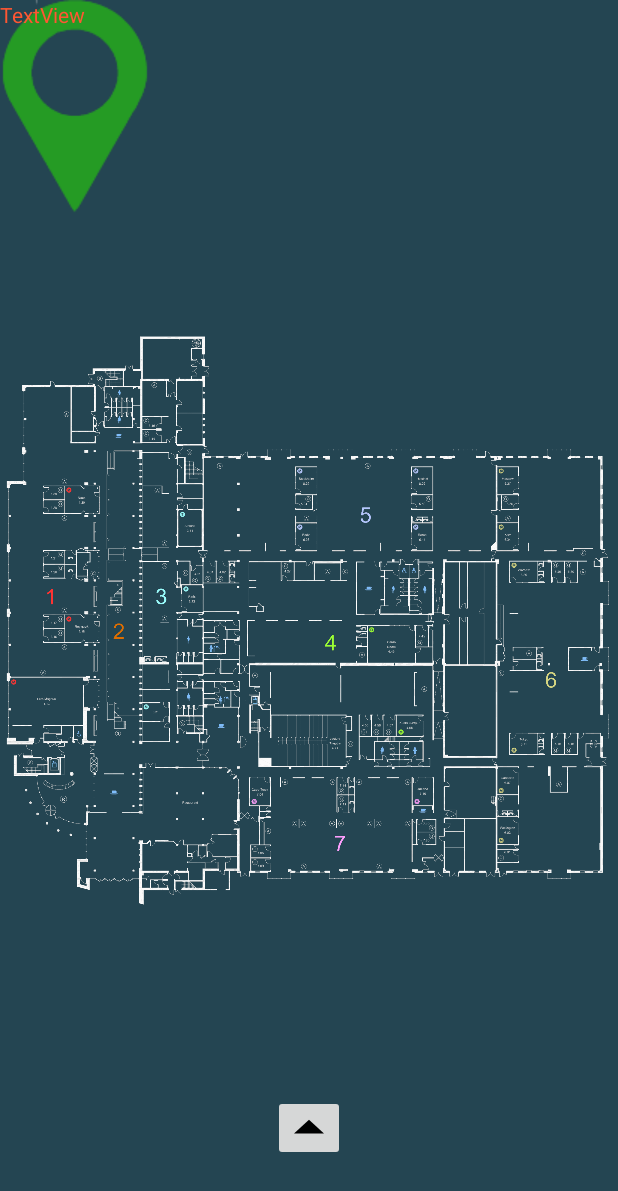
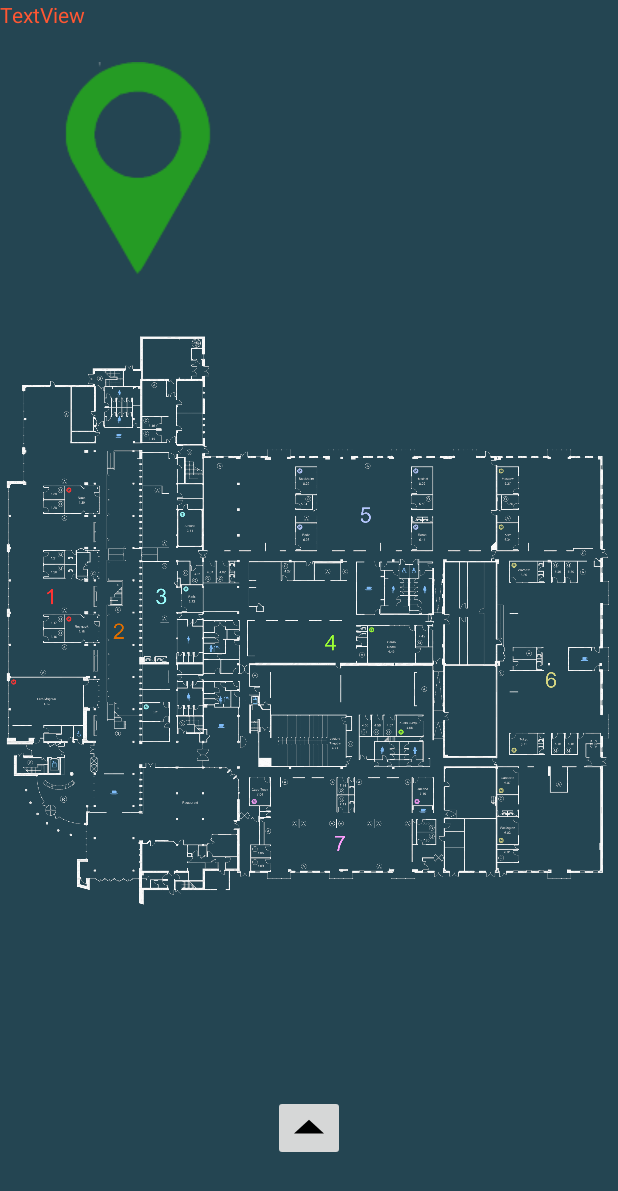
Before and after one commit to 98jmilton/Ericsson_internal_map, an Android app: the layout content_ground_floor_functions.xml on its own in the app's theme, with its tools: preview values and no code run, on a phone screen of 412 x 824 dp. Shown: the top 1191 px of the screen. Run offline under Robolectric (Android 15) with nearby library versions, the phone set to English and light mode, and no system bars; plain views replace ZoomLayout.

Commit message:
hopefully working

```diff
--- a/app/src/main/res/layout/content_ground_floor_functions.xml
+++ b/app/src/main/res/layout/content_ground_floor_functions.xml
@@ -39,14 +39,14 @@
                 android:id="@+id/pin_green"
                 android:layout_width="wrap_content"
                 android:layout_height="wrap_content"
-            android:layout_marginTop="0dp"
-            android:layout_marginLeft="0dp"
+                android:layout_alignParentStart="true"
+                android:layout_alignParentTop="true"
+                android:layout_marginStart="42dp"
+                android:layout_marginTop="41dp"
                 android:background="@null"
                 android:clickable="true"
+                android:gravity="top|start"
                 android:src="@drawable/pin_green" />
-
-
-
         </RelativeLayout>
     </com.otaliastudios.zoom.ZoomLayout>
 
@@ -72,8 +72,7 @@
             android:layout_width="match_parent"
             android:layout_height="match_parent"
             android:background="#FFFFFF"
-            android:visibility="invisible">
-        </ListView>
+            android:visibility="invisible"></ListView>
 
     </LinearLayout>
 
```
Also changed, not shown: app/src/main/java/com/example/ezmilja/ericsson_internal_map/GroundFloorFunctions.java (+10 -3 lines), 1 other file. Lines whose indentation alone changed are shown as unchanged.
